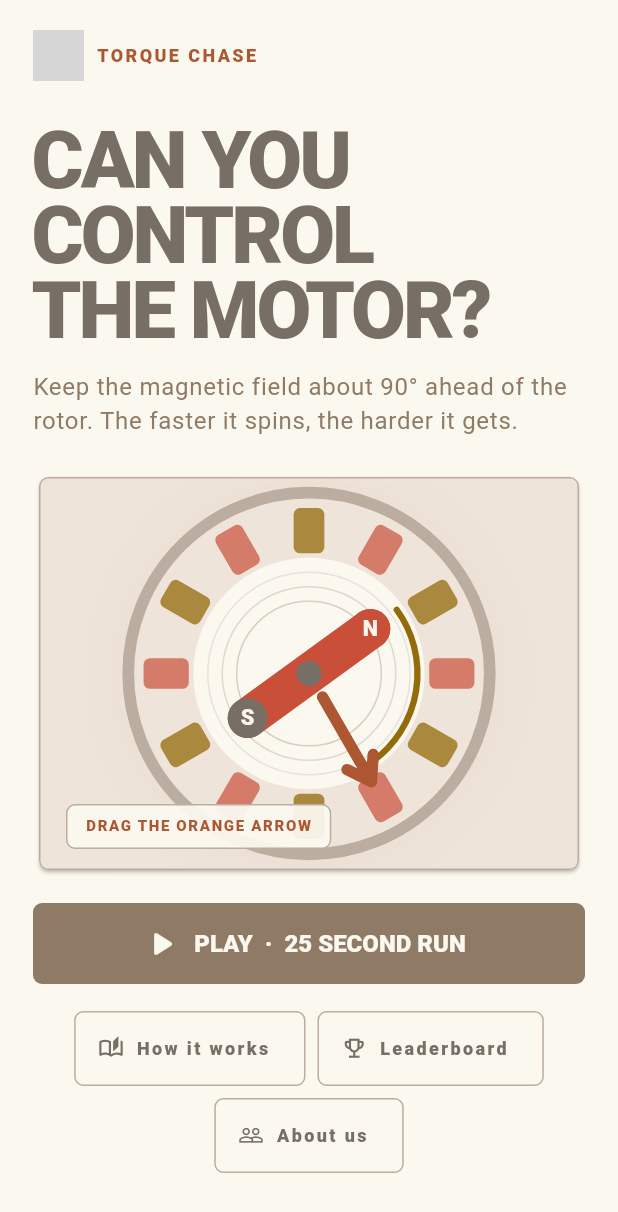
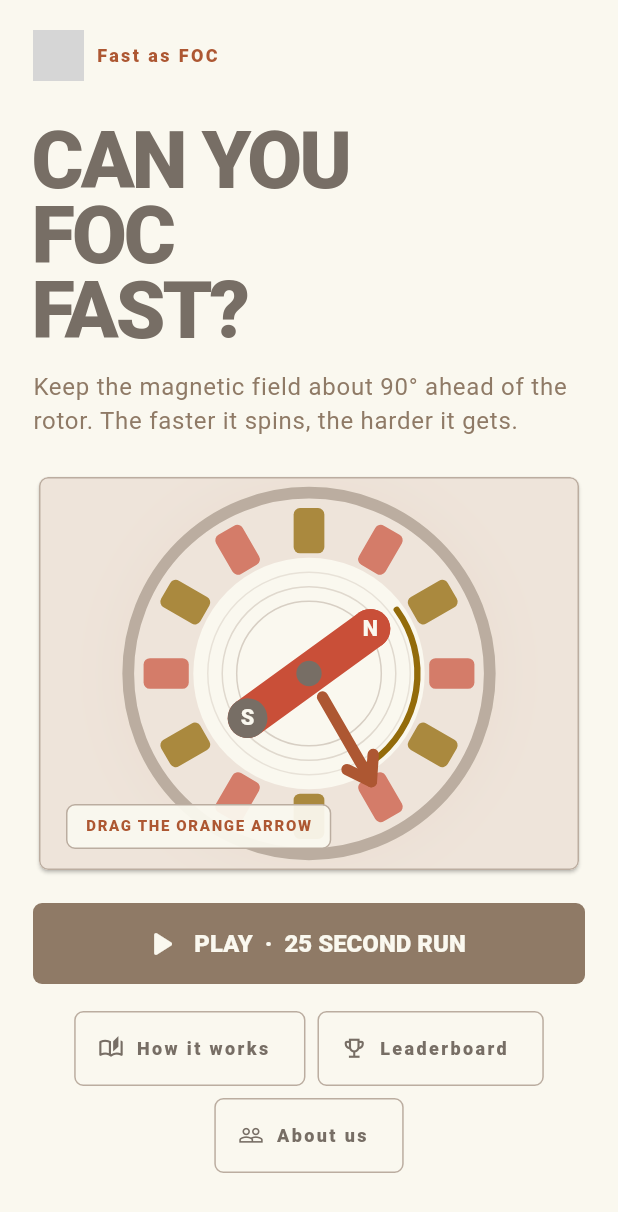
Before and after one commit to JoaoPedra-AMDG/FOC-game, a Flutter app: the screen it shows after launch, on a phone screen of 412 x 824 dp. Shown: the top 1212 px of the screen. Run offline on Flutter 3.47's test engine with Material 3 defaults, Android fonts, the phone set to English and light mode, and no system bars; grey boxes are pictures that could not be loaded.

Commit message:
names in progress

```diff
--- a/lib/screens/home_screen.dart
+++ b/lib/screens/home_screen.dart
@@ -33,7 +33,7 @@ class HomeScreen extends StatelessWidget {
                   Image.asset('web/favicon.png', width: 34, height: 34),
                   const SizedBox(width: 8),
                   Text(
-                    'TORQUE CHASE',
+                    'Fast as FOC',
                     style: Theme.of(context).textTheme.labelLarge,
                   ),
                   if (MediaQuery.sizeOf(context).width > 460) ...[
@@ -50,7 +50,7 @@ class HomeScreen extends StatelessWidget {
               ),
               const SizedBox(height: 28),
               Text(
-                'CAN YOU\nCONTROL\nTHE MOTOR?',
+                'CAN YOU\nFOC\nFAST?',
                 style: Theme.of(context).textTheme.displayLarge?.copyWith(
                   fontSize: MediaQuery.sizeOf(context).width < 380 ? 43 : 53,
                 ),
```
